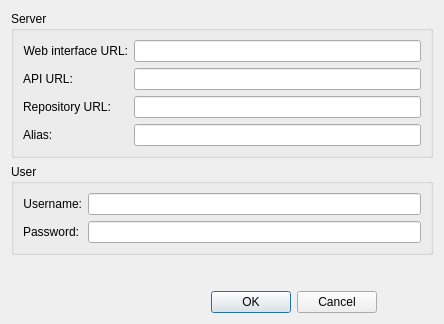
Above: src/ObsLightGui/ui/obsServerConfig.ui from ronan22/obs-light before the change. Below: the same form after it.
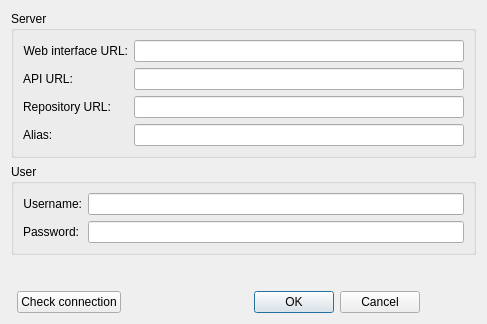
That is the form after the change.

Commit message: - implemented "check connection" button in server configuration dialog - moved isNonEmptyString() from ObsLightManager.py to ObsLightTools.py

Diff of the .ui file:
```diff
--- a/src/ObsLightGui/ui/obsServerConfig.ui
+++ b/src/ObsLightGui/ui/obsServerConfig.ui
@@ -6,8 +6,8 @@
    <rect>
     <x>0</x>
     <y>0</y>
-    <width>444</width>
-    <height>306</height>
+    <width>487</width>
+    <height>293</height>
    </rect>
   </property>
   <property name="windowTitle">
@@ -64,6 +64,9 @@
       <bool>false</bool>
      </property>
      <layout class="QFormLayout" name="formLayout">
+      <property name="fieldGrowthPolicy">
+       <enum>QFormLayout::ExpandingFieldsGrow</enum>
+      </property>
       <item row="0" column="0">
        <widget class="QLabel" name="serverWebInterfaceLabel">
         <property name="text">
@@ -188,6 +191,13 @@
      </property>
     </widget>
    </item>
+   <item row="5" column="1">
+    <widget class="QPushButton" name="checkConnectionButton">
+     <property name="text">
+      <string>Check connection</string>
+     </property>
+    </widget>
+   </item>
   </layout>
  </widget>
  <resources/>
```
Left out of the diff: 6 changed lines with no effect on the pictures. The commit also changes 3 other files.
